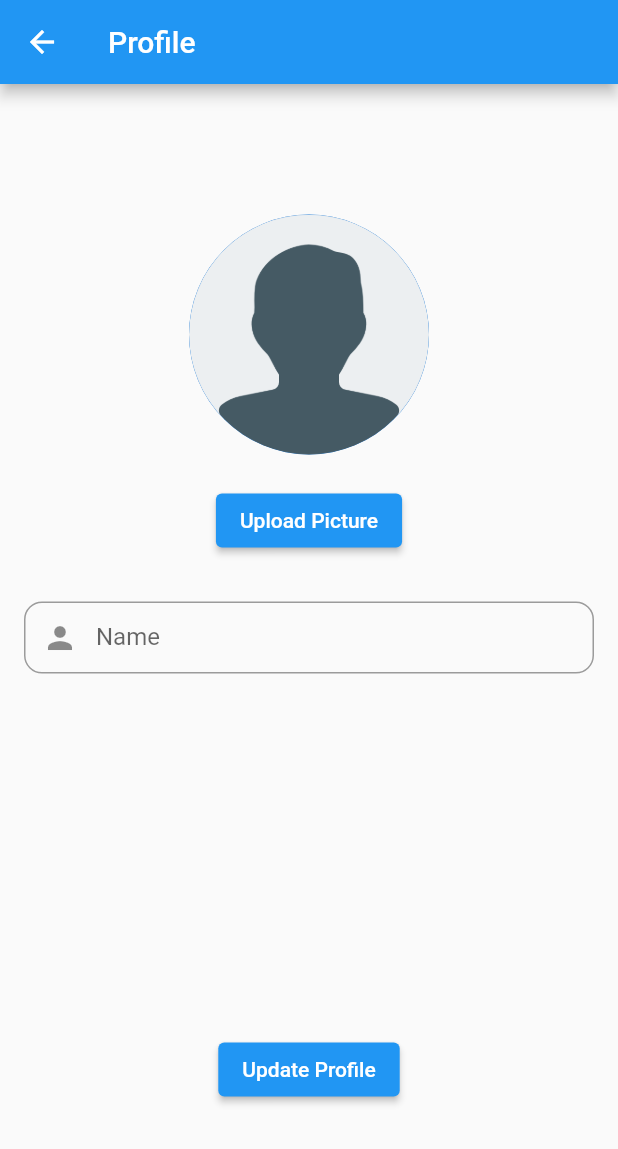
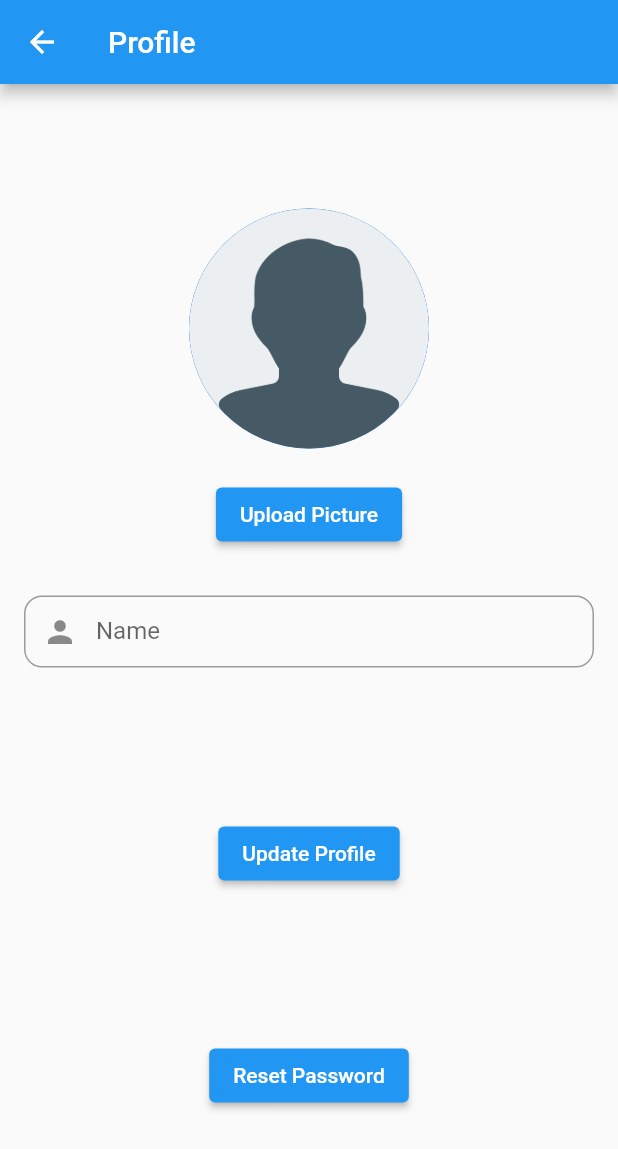
Before and after one commit to sagexfors/basicprog, a Flutter app: the ProfilePage screen opened directly, on a phone screen of 412 x 824 dp. Shown: the top 1149 px of the screen. Run offline on Flutter 3.47's test engine with Material 2 defaults, Android fonts, the phone set to English and light mode, and no system bars; our stand-ins replace cloud_firestore, firebase_auth, firebase_core, firebase_storage, flutter_svg, image_picker; accounts and stored records are empty; generated files the repository leaves out were written again.

Commit message:
Move Reset Password from drawer to Profiel Page

```diff
--- a/lib/Pages/profile_page.dart
+++ b/lib/Pages/profile_page.dart
@@ -1,5 +1,6 @@
 import 'dart:io';
 
+import 'package:basicprog/Pages/reset_password_page.dart';
 import 'package:basicprog/Widgets/generic_text_form_field.dart';
 import 'package:firebase_auth/firebase_auth.dart';
 import 'package:flutter/material.dart';
@@ -138,11 +139,24 @@ class _ProfilePageState extends State<ProfilePage> {
               labelText: 'Name',
               controller: _nameController,
             ),
-            const SizedBox(height: 240),
+            const SizedBox(height: 100),
             ElevatedButton(
               onPressed: _updateProfileData,
               child: const Text('Update Profile'),
             ),
+            const SizedBox(height: 100),
+            ElevatedButton(
+              onPressed: () {
+                Navigator.push(
+                  context,
+                  MaterialPageRoute(
+                    builder: (context) => const ResetPasswordPage(),
+                  ),
+                );
+              },
+              child: const Text('Reset Password'),
+            ),
+            const SizedBox(width: 24),
           ],
         ),
       ),
```
Also changed, not shown: lib/Pages/home_page.dart (+0 -13 lines).
